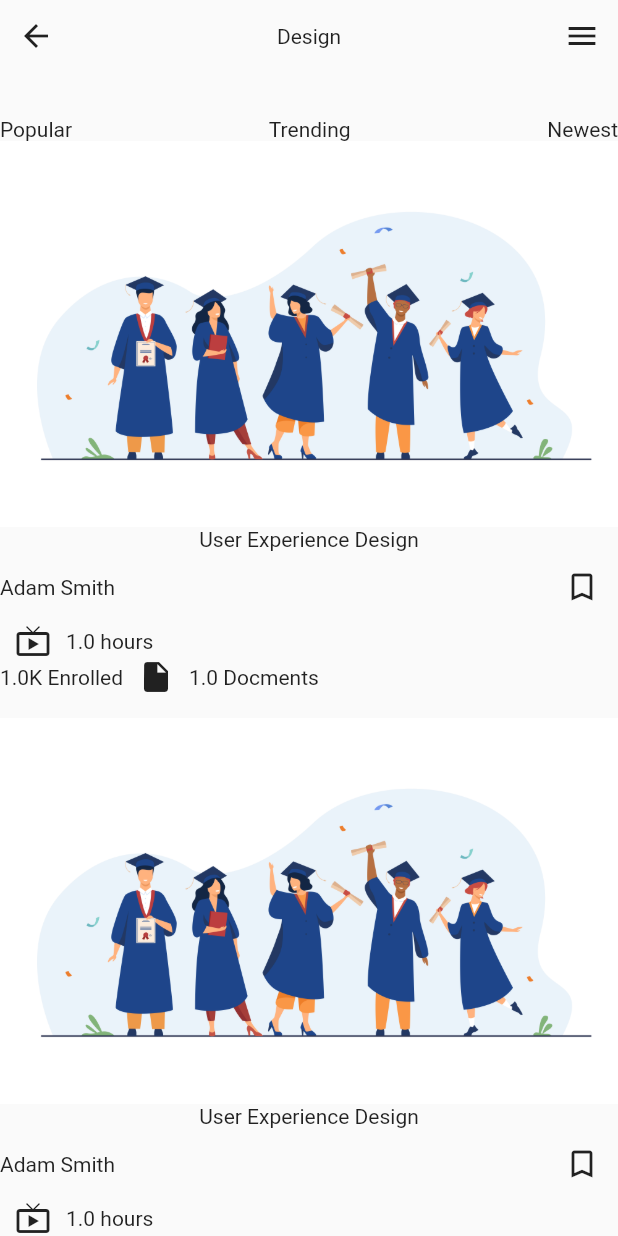
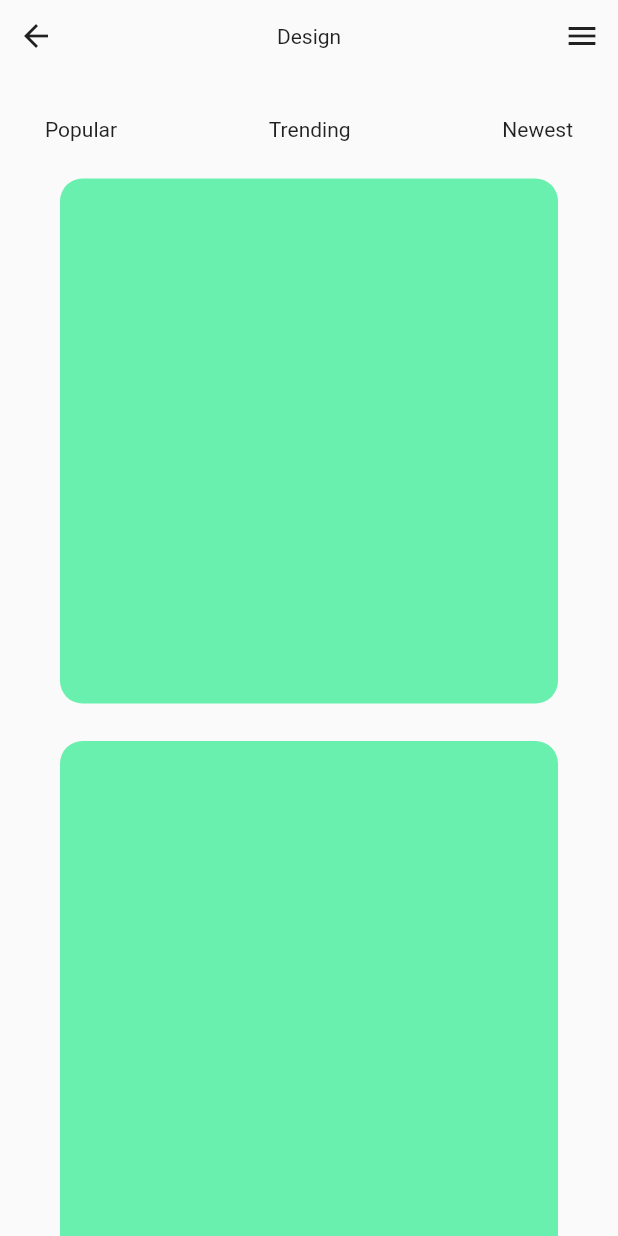
Before and after one commit to calmdaysamuel/onlineeducationappconcept, a Flutter app: the screen it shows after launch, on a phone screen of 412 x 824 dp. Run offline on Flutter 3.47's test engine with Material 2 defaults, Android fonts, the phone set to English and light mode, and no system bars.

Commit message:
Basic UI, TODO:

```diff
--- a/lib/Screens/ExploreScreen/Course.dart
+++ b/lib/Screens/ExploreScreen/Course.dart
@@ -25,39 +25,16 @@ class Course extends StatelessWidget {
       this.backgroundColor = Colors.greenAccent});
   @override
   Widget build(BuildContext context) {
-    return Container(
-      //color: this.backgroundColor,
-      child: Column(
-        children: <Widget>[
-          Image.asset(imagePath),
-          Text(this.title, style: titleStyle,),
-          Row(
-            mainAxisAlignment: MainAxisAlignment.spaceBetween,
-            children: <Widget>[
-              Text(this.author, style: authorStyle,),
-              IconButton(icon: (this.isSaved == true)? Icon(Icons.bookmark): Icon(Icons.bookmark_border),
-              onPressed: () =>{},)
-            ],
-          ),
-          Row(
-            children: <Widget>[
-              Rating(this.rating),
-              SizedBox(width: 10,),
-              Icon(Icons.live_tv),
-              SizedBox(width: 10,),
-              Text("${this.length} hours")
-            ],
-          ),
-          Row(
-            children: <Widget>[
-              Text("${this.enrolled}K Enrolled"),
-              SizedBox(width: 10,),
-              Icon(Icons.insert_drive_file),
-              SizedBox(width: 10,),
-              Text("${this.content} Docments")
-            ],
-          ),
-        ],
+
+    return Padding(
+      padding: const EdgeInsets.fromLTRB(40, 0, 40, 0),
+      child: Container(
+
+        height: 350,
+        decoration: BoxDecoration(
+          borderRadius: BorderRadius.circular(15),
+          color: this.backgroundColor
+        ),
       ),
     );
   }
--- a/lib/Screens/ExploreScreen/ExploreScreen.dart
+++ b/lib/Screens/ExploreScreen/ExploreScreen.dart
@@ -26,20 +26,36 @@ class _ExploreScreenState extends State<ExploreScreen> {
               ],
             ),
             SizedBox(height: 30,),
-            Row(
-              mainAxisAlignment: MainAxisAlignment.spaceBetween,
-              children: <Widget>[
-                FeedSelector("Popular"),
-                FeedSelector("Trending"),
-                FeedSelector("Newest")
-              ],
+            Padding(
+              padding: const EdgeInsets.fromLTRB(30.0,0,30.0,0),
+              child: Row(
+                mainAxisAlignment: MainAxisAlignment.spaceBetween,
+                children: <Widget>[
+                  FeedSelector("Popular", isSelected: true,),
+                  FeedSelector("Trending"),
+                  FeedSelector("Newest")
+                ],
+              ),
             ),
             Expanded(
               child: Container(
                 child: ListView(
                   children: <Widget>[
+                    SizedBox(height: 25,),
                     Course("assets/images/homeScreenImage.jpg","User Experience Design", "Adam Smith"),
-                    SizedBox(height: 15,),
+                    SizedBox(height: 25,),
+                    Course("assets/images/homeScreenImage.jpg","User Experience Design", "Adam Smith"),
+                    SizedBox(height: 25,),
+                    Course("assets/images/homeScreenImage.jpg","User Experience Design", "Adam Smith"),
+                    SizedBox(height: 25,),
+                    Course("assets/images/homeScreenImage.jpg","User Experience Design", "Adam Smith"),
+                    SizedBox(height: 25,),
+                    Course("assets/images/homeScreenImage.jpg","User Experience Design", "Adam Smith"),
+                    SizedBox(height: 25,),
+                    Course("assets/images/homeScreenImage.jpg","User Experience Design", "Adam Smith"),
+                    SizedBox(height: 25,),
+                    Course("assets/images/homeScreenImage.jpg","User Experience Design", "Adam Smith"),
+                    SizedBox(height: 25,),
                     Course("assets/images/homeScreenImage.jpg","User Experience Design", "Adam Smith"),
                   ],
                 ),
--- a/lib/Screens/ExploreScreen/FeedSelector.dart
+++ b/lib/Screens/ExploreScreen/FeedSelector.dart
@@ -1,15 +1,18 @@
 import 'package:flutter/material.dart';
+import 'package:onlineeducationappconcept/Styles/TextStyles.dart';
 
 class FeedSelector extends StatelessWidget {
-  final type;
+  String type;
+  bool isSelected;
 
-  const FeedSelector(this.type);
+  FeedSelector(this.type, {this.isSelected = false});
 
   @override
   Widget build(BuildContext context) {
     return Column(
       children: <Widget>[
-        Text(this.type),
+        Text(this.type, style: feedSelectorStyle,),
+
       ],
     );
   }
```
